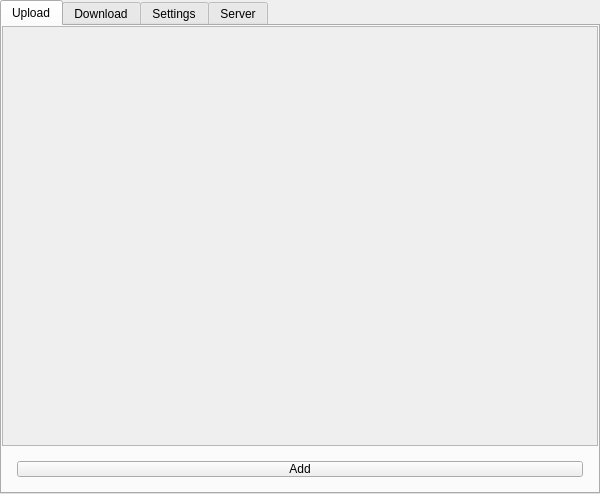
dail45/p2p-Qt6-C-, file ui6/MainWindow.ui: the form before one commit.
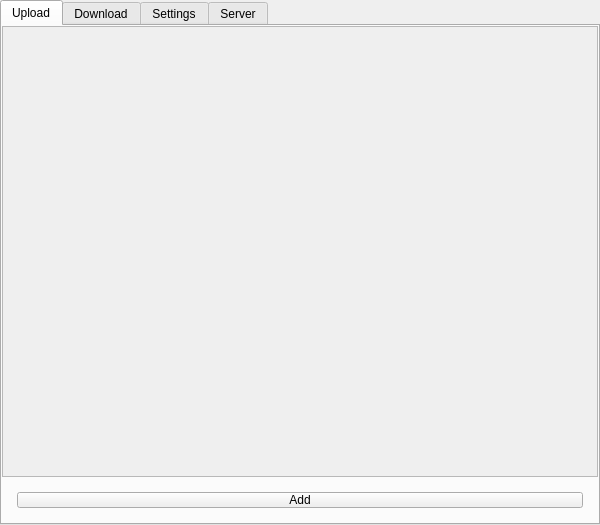
The form after the commit.

What changed in the file:
```diff
--- a/ui6/MainWindow.ui
+++ b/ui6/MainWindow.ui
@@ -7,7 +7,7 @@
     <x>0</x>
     <y>0</y>
     <width>600</width>
-    <height>494</height>
+    <height>525</height>
    </rect>
   </property>
   <property name="windowTitle">
@@ -74,7 +74,7 @@
             <x>0</x>
             <y>0</y>
             <width>594</width>
-            <height>414</height>
+            <height>445</height>
            </rect>
           </property>
           <layout class="QVBoxLayout" name="verticalLayout_4">
```
Left out of the diff: 6 changed lines with no effect on the pictures.
